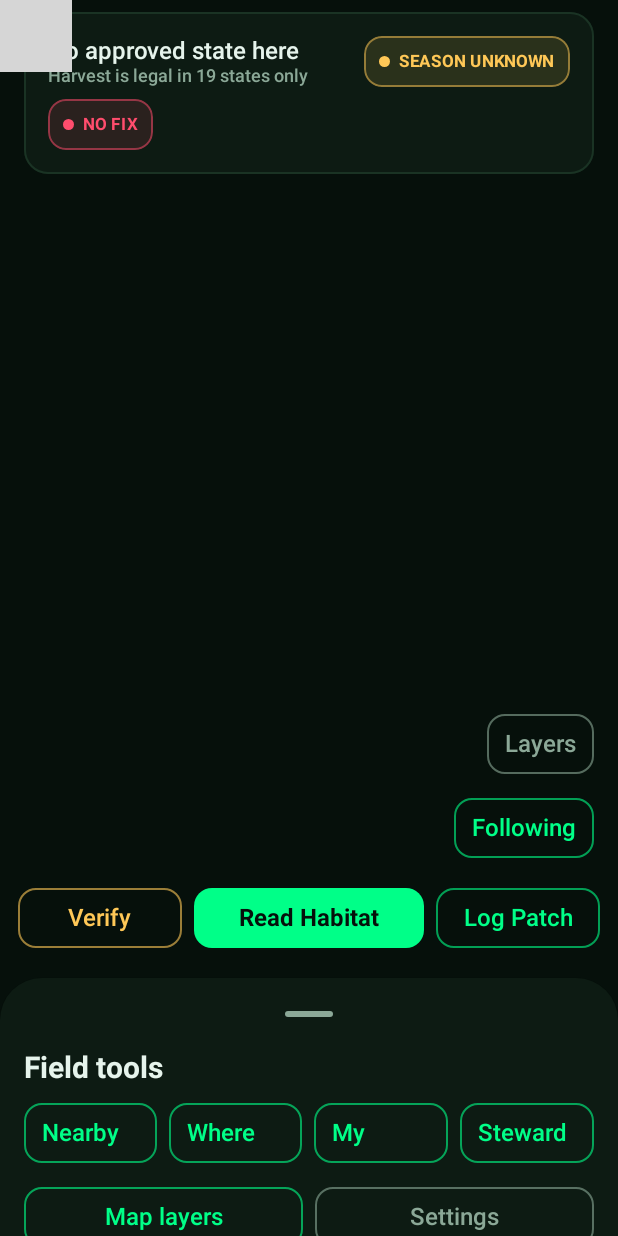
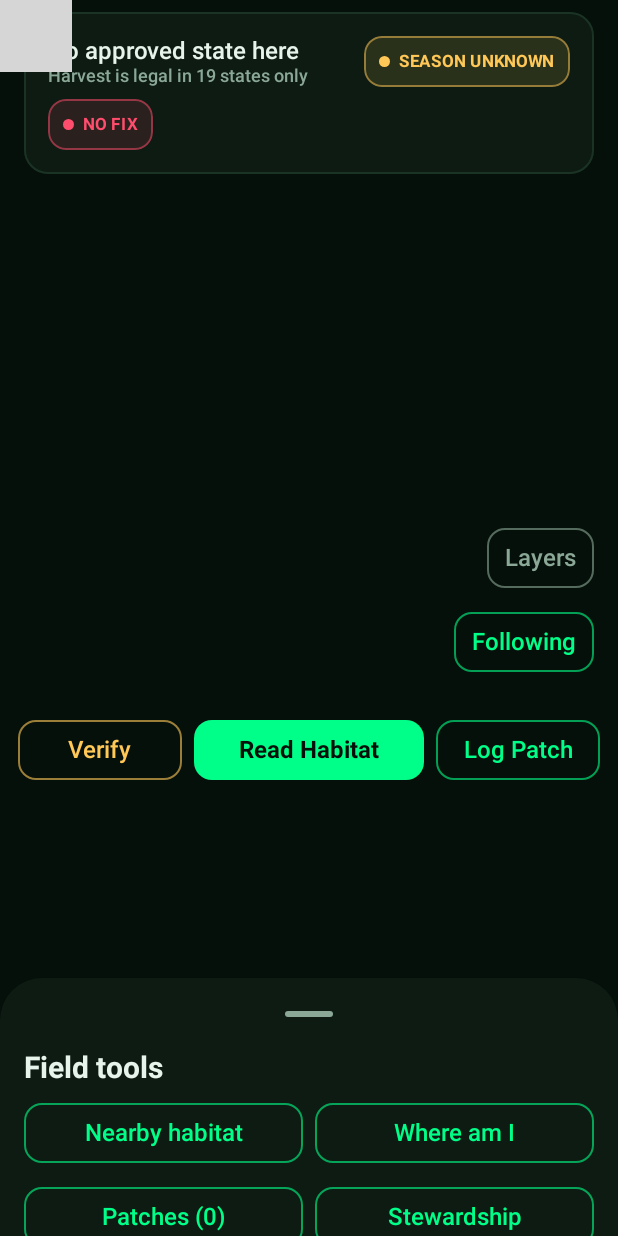
Before and after one commit to libriopal/GENSINGO, an Android app built with Jetpack Compose: the screen it shows after launch (MainActivity), on a phone screen of 412 x 824 dp. Run offline under Robolectric (Android 15) with nearby library versions, the phone set to English and light mode, and no system bars; our stand-ins replace Room's generated code; libraries missing offline, so code that uses them is left out: org.maplibre.android, org.maplibre.geojson; pictures from the network do not load; 12 statements that could not run were skipped; grey boxes are pictures that could not be loaded.

Commit message:
Fix the black map, and stop the warnings eating the screen
THE BLACK MAP. Not a rendering bug - an architectural conflict I created
two versions ago and did not follow through.

The layers button read "3D on", which in the code means terrainMesh is
true, which means the GLSurfaceView overlay existed. A SurfaceView always
punches a hole through its window to its own surface underneath; that is
what a SurfaceView IS. In 0.6 the map moved into a TextureView to fix the
dead controls, and a TextureView lives INSIDE the window. So the overlay
punched straight through the map and the screen went black.

The two cannot coexist, and the TextureView is not negotiable - it is
what made the controls respond to a tap at all. So the GL mesh is removed
rather than hidden, and the reason is written where the chip used to be.
Pitched relief plus hillshade still gives real depth through MapLibre's
own renderer, which composites inside the window correctly.

terrainMesh stays as a field, permanently false, so saved state that
still says true is ignored instead of crashing.

CLUTTER. Standing between two national forests the app rendered two full
cards - headline, paragraph, provenance badge each - and half the screen
went to land warnings while the map, the actual tool, was squeezed out.
The rule still shows immediately; the paragraph is one tap away.

TRUNCATION, my regression. Adding "Nearby habitat" made four buttons share
a phone's width and every label was cut: the screenshot reads "Where am",
"My", "Stewards". Two rows of two, full words.

CONTROLS HIDDEN BEHIND THE SHEET. The action row sat at bottom = 188.dp
against a 172.dp peek, which looked correct and was not: the sheet's
CONTENT is taller than its peek, so it sits lower than the constant
implies, and Verify / Read Habitat / Log Patch were completely behind it
while "Following" was clipped. Raised to clear it, measured off the real
1080x2400 screenshot rather than derived from the peek value.

178 tests, 0 failures. Signature verifies.

Co-Authored-By: Claude Opus 5 <noreply@anthropic.com>
Claude-Session: https://claude.ai/code/session_0116TBdaFnknqdG7YdweM5aP

```diff
--- a/app/src/main/java/com/ginsengo/steward/ui/map/MapLayers.kt
+++ b/app/src/main/java/com/ginsengo/steward/ui/map/MapLayers.kt
@@ -53,6 +53,11 @@ data class MapLayerState(
     val heightOverlay: Boolean = false,
     val habitatHeatmap: Boolean = false,
     val pitchedRelief: Boolean = false,
+    /**
+     * Permanently false. The GL mesh overlay blacked out the map once the map moved to a
+     * TextureView; see LayerPanel for why the two cannot coexist. Kept as a field rather than
+     * deleted so any saved state that still says `true` is ignored instead of crashing.
+     */
     val terrainMesh: Boolean = false,
     val heightOpacity: Float = 0.55f,
     val heatmapOpacity: Float = 0.75f,
--- a/app/src/main/java/com/ginsengo/steward/ui/screens/HomeScreen.kt
+++ b/app/src/main/java/com/ginsengo/steward/ui/screens/HomeScreen.kt
@@ -63,6 +63,7 @@ fun HomeScreen(
     var mapFailed by remember { mutableStateOf(false) }
     var layerState by remember { mutableStateOf(MapLayerState()) }
     var showLayers by remember { mutableStateOf(false) }
+    var landExpanded by remember { mutableStateOf(false) }
     var heatStatus by remember { mutableStateOf<SuitabilityRasterizer.Raster?>(null) }
     var terrainStatus by remember { mutableStateOf(Terrain3DStatus()) }
 
@@ -128,16 +129,25 @@ fun HomeScreen(
                     accuracyM = location?.accuracyM,
                     hasFix = location != null,
                 )
+                // Land status, collapsed by default.
+                //
+                // This used to render a full card per area: headline, full paragraph, and a
+                // provenance tag. Standing on a boundary between two national forests that is
+                // two paragraphs and two badges - half the screen gone, and the map, which is
+                // the actual tool, squeezed out. The rule still shows immediately; the
+                // explanation is one tap away.
                 val prohibited = compliance?.landStatuses.orEmpty()
                 if (prohibited.isNotEmpty()) {
                     Spacer(Modifier.height(8.dp))
-                    GenCard {
+                    GenCard(onClick = { landExpanded = !landExpanded }) {
                         prohibited.forEach { land ->
                             Text(
-                                "${land.rule} - ${land.areaName}",
+                                "${land.rule} · ${land.areaName}",
                                 style = MaterialTheme.typography.titleMedium,
                                 color = if (land.rule == "PROHIBITED") Gen.Alert else Gen.Warning,
+                                maxLines = if (landExpanded) 3 else 1,
                             )
+                            if (landExpanded) {
                                 Text(
                                     land.message,
                                     style = MaterialTheme.typography.bodyMedium,
@@ -146,6 +156,14 @@ fun HomeScreen(
                                 )
                                 ProvenanceTag(land.provenance)
                             }
+                        }
+                        Text(
+                            if (landExpanded) "tap to collapse"
+                            else "tap for detail · boundaries are approximate",
+                            style = MaterialTheme.typography.bodySmall,
+                            color = Gen.TextSecondary,
+                            modifier = Modifier.padding(top = 4.dp),
+                        )
                     }
                 }
                 if (!granted) {
@@ -174,7 +192,11 @@ fun HomeScreen(
                 Modifier
                     .zIndex(10f)
                     .align(Alignment.BottomCenter)
-                    .padding(bottom = 188.dp, start = 12.dp, end = 12.dp)
+                    // Clears the bottom sheet. The sheet's peek is 172.dp but its CONTENT is
+                    // taller than that, so it sits lower on screen than the peek value suggests
+                    // - and at 188.dp this row was completely hidden behind it. Measured off a
+                    // real 1080x2400 screenshot rather than derived from the peek constant.
+                    .padding(bottom = 300.dp, start = 12.dp, end = 12.dp)
                     .fillMaxWidth(),
                 horizontalArrangement = Arrangement.spacedBy(8.dp),
                 verticalAlignment = Alignment.CenterVertically,
@@ -201,18 +223,18 @@ fun HomeScreen(
             Column(
                 Modifier
                     .align(Alignment.BottomEnd)
-                    .padding(end = 16.dp, bottom = 248.dp),
+                    .padding(end = 16.dp, bottom = 372.dp),
                 horizontalAlignment = Alignment.End,
                 verticalArrangement = Arrangement.spacedBy(8.dp),
             ) {
                 SecondaryAction(
                     when {
-                        layerState.terrainMesh -> "3D on"
                         layerState.habitatHeatmap -> "Forecast on"
+                        layerState.pitchedRelief -> "Relief on"
                         else -> "Layers"
                     },
                     { showLayers = !showLayers },
-                    accent = if (layerState.habitatHeatmap || layerState.terrainMesh)
+                    accent = if (layerState.habitatHeatmap || layerState.pitchedRelief)
                         Gen.Primary else Gen.TextSecondary,
                 )
                 SecondaryAction(
@@ -310,10 +332,14 @@ private fun HomeSheet(
             color = Gen.TextPrimary,
             fontWeight = FontWeight.Bold,
         )
+        // Two per row, not four. Four across a phone truncated every label - the screenshot
+        // read "Where am", "My", "Stewards" - which is worse than a second row.
         Row(horizontalArrangement = Arrangement.spacedBy(8.dp)) {
             SecondaryAction("Nearby habitat", { onNavigate(Routes.PROSPECTS) }, Modifier.weight(1f))
             SecondaryAction("Where am I", { onNavigate(Routes.POSITION) }, Modifier.weight(1f))
-            SecondaryAction("My Patches ($patchCount)", { onNavigate(Routes.PATCHES) }, Modifier.weight(1f))
+        }
+        Row(horizontalArrangement = Arrangement.spacedBy(8.dp)) {
+            SecondaryAction("Patches ($patchCount)", { onNavigate(Routes.PATCHES) }, Modifier.weight(1f))
             SecondaryAction("Stewardship", { onNavigate(Routes.GUIDE) }, Modifier.weight(1f))
         }
         Row(horizontalArrangement = Arrangement.spacedBy(8.dp)) {
```
Also changed, not shown: app/src/main/java/com/ginsengo/steward/ui/map/LayerPanel.kt (+14 -39 lines), 1 other file. Lines whose indentation alone changed are shown as unchanged.
